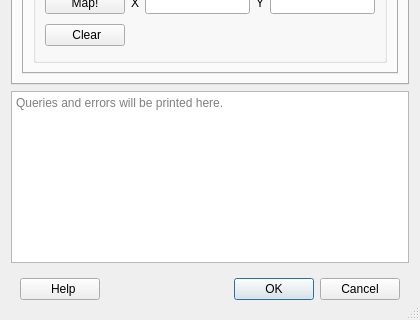
Before: the Qt Designer form ORStools/gui/ORStoolsDialogUI.ui in GIScience/orstools-qgis-plugin, drawn with Qt 5; both pictures show x 0 to 420 and y 388 to 708 of the 420 by 708 pixel window.
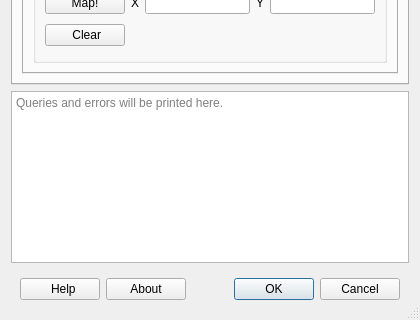
After: the same form once the commit is applied. Icons and pictures are not drawn. Custom widgets are drawn as their Qt base class.

```diff
--- a/ORStools/gui/ORStoolsDialogUI.ui
+++ b/ORStools/gui/ORStoolsDialogUI.ui
@@ -655,6 +655,17 @@
         </property>
        </widget>
       </item>
+      <item>
+       <widget class="QPushButton" name="about_button">
+        <property name="text">
+         <string>About</string>
+        </property>
+        <property name="icon">
+         <iconset resource="resources.qrc">
+          <normaloff>:/plugins/ORStools/img/icon_about.png</normaloff>:/plugins/ORStools/img/icon_about.png</iconset>
+        </property>
+       </widget>
+      </item>
       <item>
        <widget class="QDialogButtonBox" name="global_buttons">
         <property name="orientation">
```
